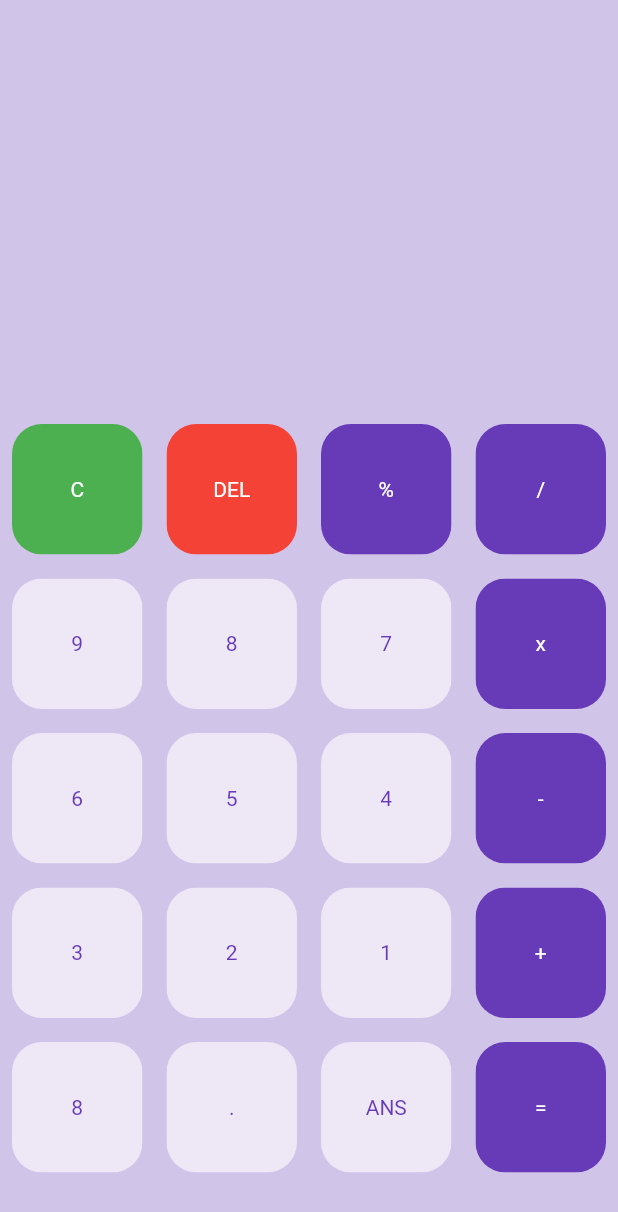
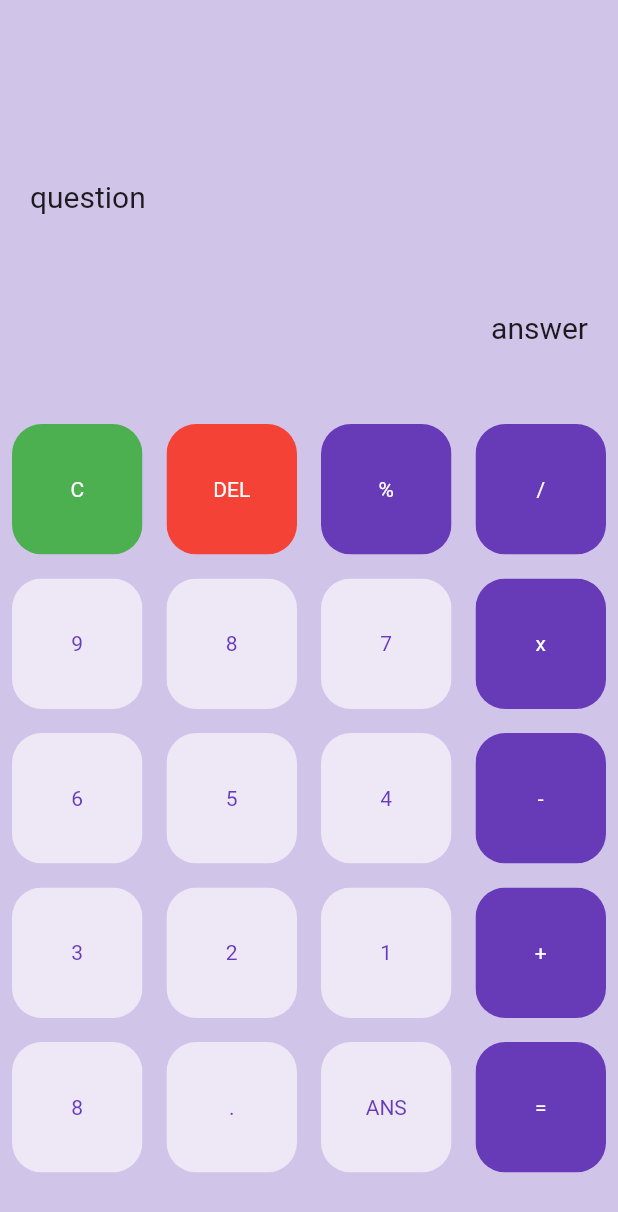
Before and after one commit to PlamediD/calculator, a Flutter app: the screen it shows after launch, on a phone screen of 412 x 824 dp. Shown: the top 1212 px of the screen. Run offline on Flutter 3.47's test engine with Material 2 defaults, Android fonts, the phone set to English and light mode, and no system bars.

Commit message:
Calculator app 1/19/2024: -Finished working on the UI            -Started working on input

```diff
--- a/lib/main.dart
+++ b/lib/main.dart
@@ -49,6 +49,11 @@ class MyHomePage extends StatefulWidget {
 }
 
 class _MyHomePageState extends State<MyHomePage> {
+
+  var userQuestion='question';
+  var userAnswer='answer';
+  final myTextStyle= TextStyle( fontSize: 30, color: Colors.deepPurple[900]);
+
   final List<String> buttons= [
     'C', 'DEL','%', '/',
     '9', '8','7', 'x',
@@ -72,7 +77,25 @@ class _MyHomePageState extends State<MyHomePage> {
         body: Column(
           children: <Widget>[
             Expanded(
-                child: Container(),
+
+                child: Container(
+                  child: Column(
+                    mainAxisAlignment: MainAxisAlignment.spaceEvenly,
+                    children: <Widget>[
+                      SizedBox(height: 50,),
+                      Container(
+                          padding: EdgeInsets.all(20),
+                          alignment: Alignment.centerLeft,
+                          child: Text(userQuestion, style:TextStyle( fontSize: 20),),
+                      ),
+                      Container(
+                          padding: EdgeInsets.all(20),
+                          alignment: Alignment.centerRight,
+                          child: Text(userAnswer, style:TextStyle( fontSize: 20),),
+                      )
+                    ],
+                  )
+                ),
             ),
             Expanded(
               flex:2,
```
